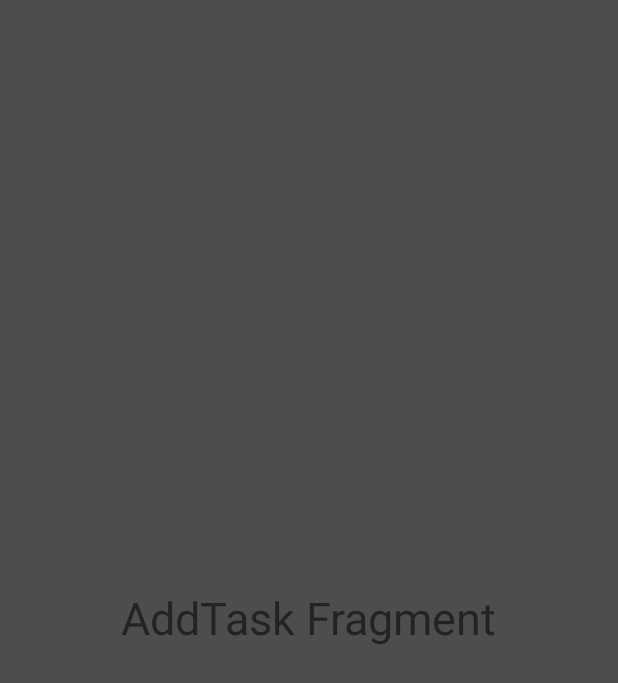
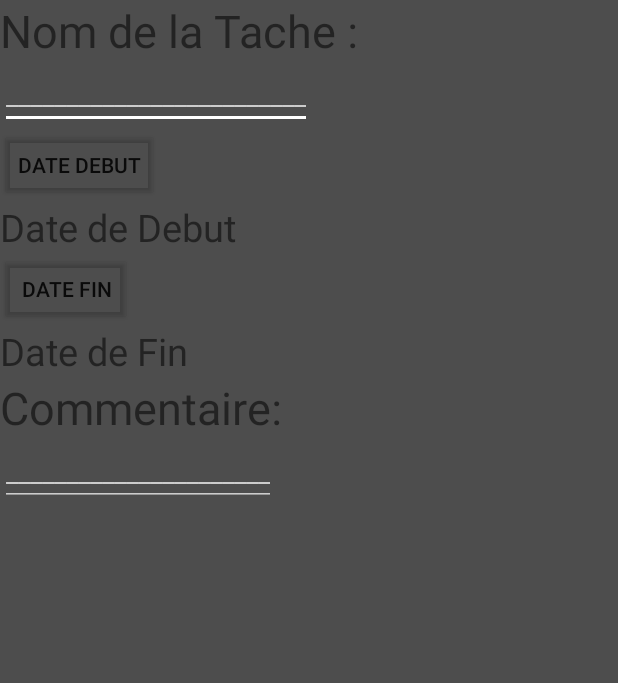
Before and after one commit to Mohdali69/Tidy-Time-Table, an Android app: the layout fragment_addtask.xml on its own in the app's theme, with its tools: preview values and no code run, on a phone screen of 412 x 824 dp. Shown: the top 683 px of the screen. Run offline under Robolectric (Android 15) with nearby library versions, the phone set to English and light mode, and no system bars.

Commit message:
Ajout des fonctionalités du fragment_addtask.xml (le layout)

```diff
--- a/TidyTimeTable/app/src/main/res/layout/fragment_addtask.xml
+++ b/TidyTimeTable/app/src/main/res/layout/fragment_addtask.xml
@@ -1,14 +1,49 @@
 <?xml version="1.0" encoding="utf-8"?>
-<RelativeLayout xmlns:android="http://schemas.android.com/apk/res/android"
-    android:layout_width="match_parent"
-    android:layout_height="match_parent"
+<LinearLayout xmlns:android="http://schemas.android.com/apk/res/android"
+    android:orientation="vertical" android:layout_width="fill_parent"
+    android:layout_height="fill_parent"
     android:background="@color/fragment">
+    <TextView
+        android:layout_width="wrap_content"
+        android:layout_height="wrap_content"
+        android:text="Nom de la Tache :"
+        android:textSize="30dp" />
+    <EditText
+        android:layout_width="wrap_content"
+        android:layout_height="wrap_content"
+        android:hint="_________________________"/>
+    <Button
+        android:id="@+id/btn_debut"
+        android:layout_width="wrap_content"
+        android:layout_height="wrap_content"
+        android:text="Date Debut"/>
+    <TextView
+        android:id="@+id/text_debut"
+        android:layout_width="wrap_content"
+        android:layout_height="wrap_content"
+        android:text="Date de Debut"
+        android:textSize="25dp" />
+    <Button
+        android:id="@+id/btn_fin"
+        android:layout_width="wrap_content"
+        android:layout_height="wrap_content"
+        android:text="Date FIN"/>
+    <TextView
+        android:id="@+id/text_fin"
+        android:layout_width="wrap_content"
+        android:layout_height="wrap_content"
+        android:text="Date de Fin "
+        android:textSize="25dp" />
 
     <TextView
         android:layout_width="wrap_content"
         android:layout_height="wrap_content"
-        android:text="AddTask Fragment"
+        android:text="Commentaire:"
         android:textSize="30dp"
         android:layout_centerInParent="true"/>
+    <EditText
+        android:layout_width="wrap_content"
+        android:layout_height="wrap_content"
+        android:hint="______________________"/>
 
-</RelativeLayout>
+</LinearLayout>
```
